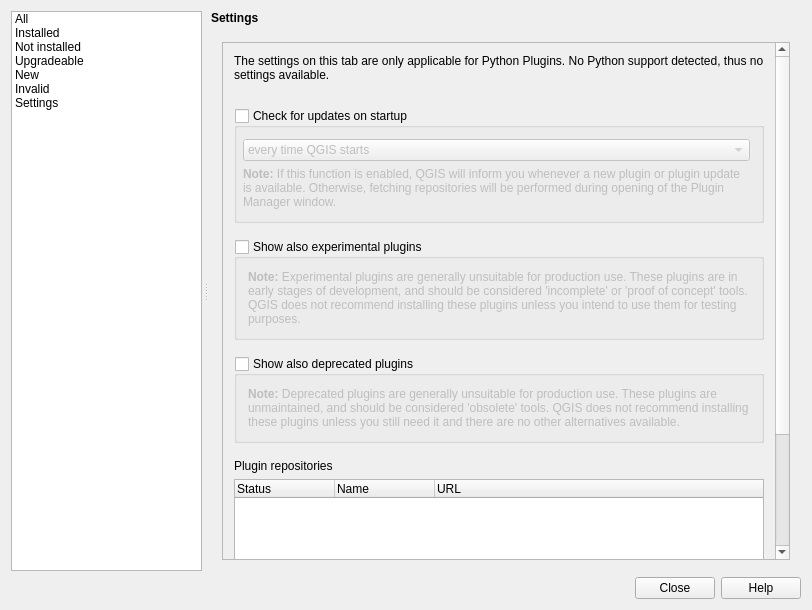
The window that src/ui/qgspluginmanagerbase.ui (qgis/QGIS) describes before a commit, drawn with Qt 5.
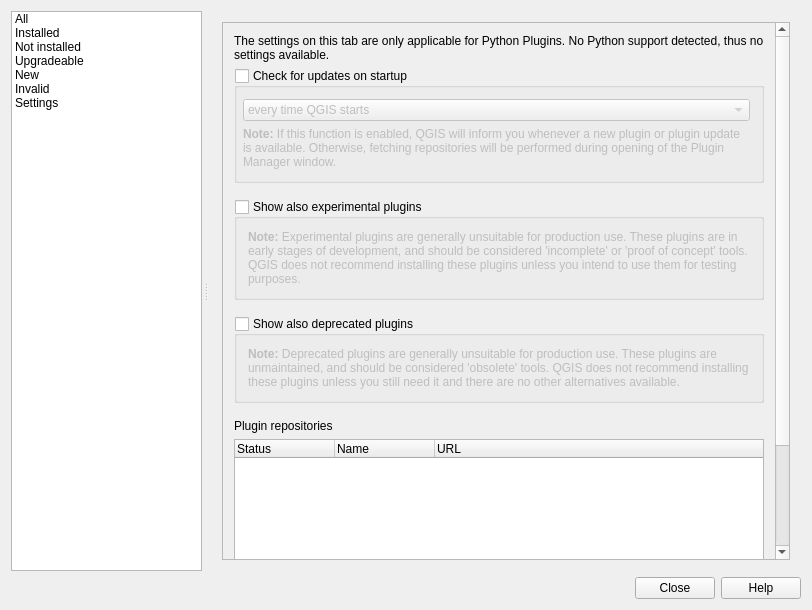
The same window after the commit. The open tabs and pages were chosen to show the change. Icons and pictures are not drawn. Custom widgets are drawn as their Qt base class.

Commit message: UI: remove top labels, use collapsible groupboxes, and other small improvements

```diff
--- a/src/ui/qgspluginmanagerbase.ui
+++ b/src/ui/qgspluginmanagerbase.ui
@@ -486,19 +486,6 @@
            <property name="bottomMargin">
             <number>0</number>
            </property>
-           <item>
-            <widget class="QLabel" name="lblSettingsTab">
-             <property name="font">
-              <font>
-               <weight>75</weight>
-               <bold>true</bold>
-              </font>
-             </property>
-             <property name="text">
-              <string>Settings</string>
-             </property>
-            </widget>
-           </item>
            <item>
             <widget class="QFrame" name="frameSettings">
              <property name="sizePolicy">
@@ -524,15 +511,15 @@
                   <rect>
                    <x>0</x>
                    <y>0</y>
-                   <width>360</width>
-                   <height>731</height>
+                   <width>573</width>
+                   <height>734</height>
                   </rect>
                  </property>
                  <layout class="QVBoxLayout" name="verticalLayout_10">
                   <item>
                    <widget class="QLabel" name="labelNoPython">
                     <property name="sizePolicy">
-                     <sizepolicy hsizetype="Preferred" vsizetype="Expanding">
+                     <sizepolicy hsizetype="Preferred" vsizetype="Preferred">
                       <horstretch>0</horstretch>
                       <verstretch>0</verstretch>
                      </sizepolicy>
@@ -970,17 +957,17 @@
  </widget>
  <layoutdefault spacing="6" margin="11"/>
  <customwidgets>
-  <customwidget>
-   <class>QgsFilterLineEdit</class>
-   <extends>QLineEdit</extends>
-   <header>qgsfilterlineedit.h</header>
-  </customwidget>
   <customwidget>
    <class>QgsCollapsibleGroupBox</class>
    <extends>QGroupBox</extends>
    <header>qgscollapsiblegroupbox.h</header>
    <container>1</container>
   </customwidget>
+  <customwidget>
+   <class>QgsFilterLineEdit</class>
+   <extends>QLineEdit</extends>
+   <header>qgsfilterlineedit.h</header>
+  </customwidget>
  </customwidgets>
  <tabstops>
   <tabstop>mOptionsListWidget</tabstop>
```
Left out of the diff: 21 changed lines with no effect on the pictures. The commit also changes 8 other files.
